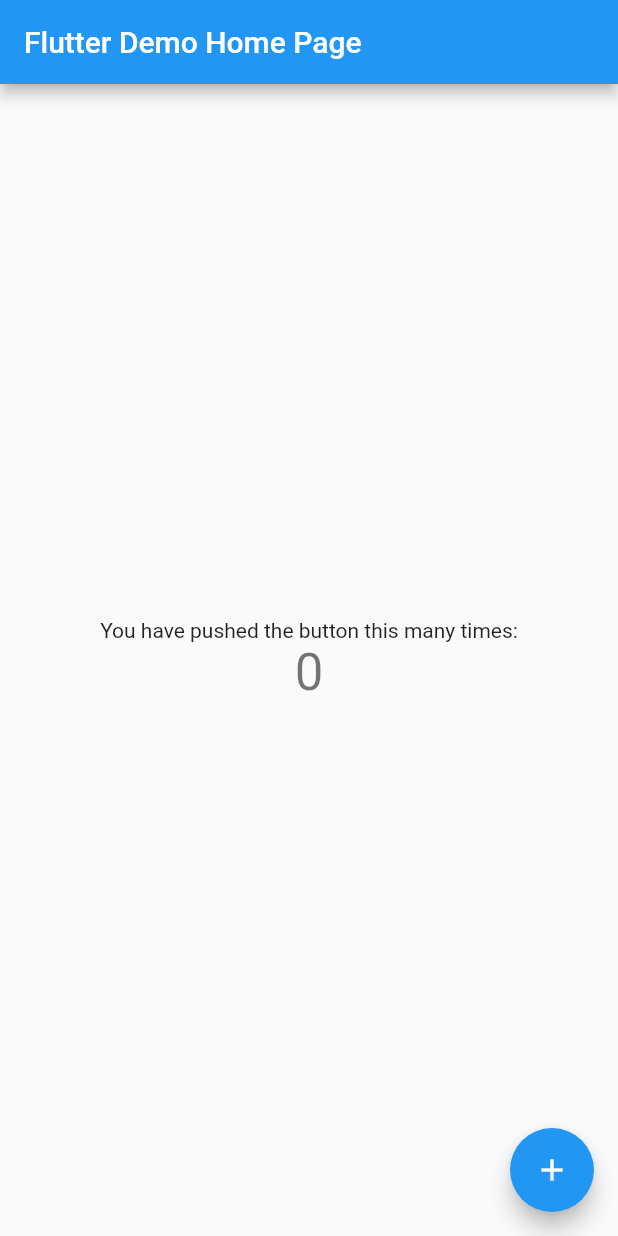
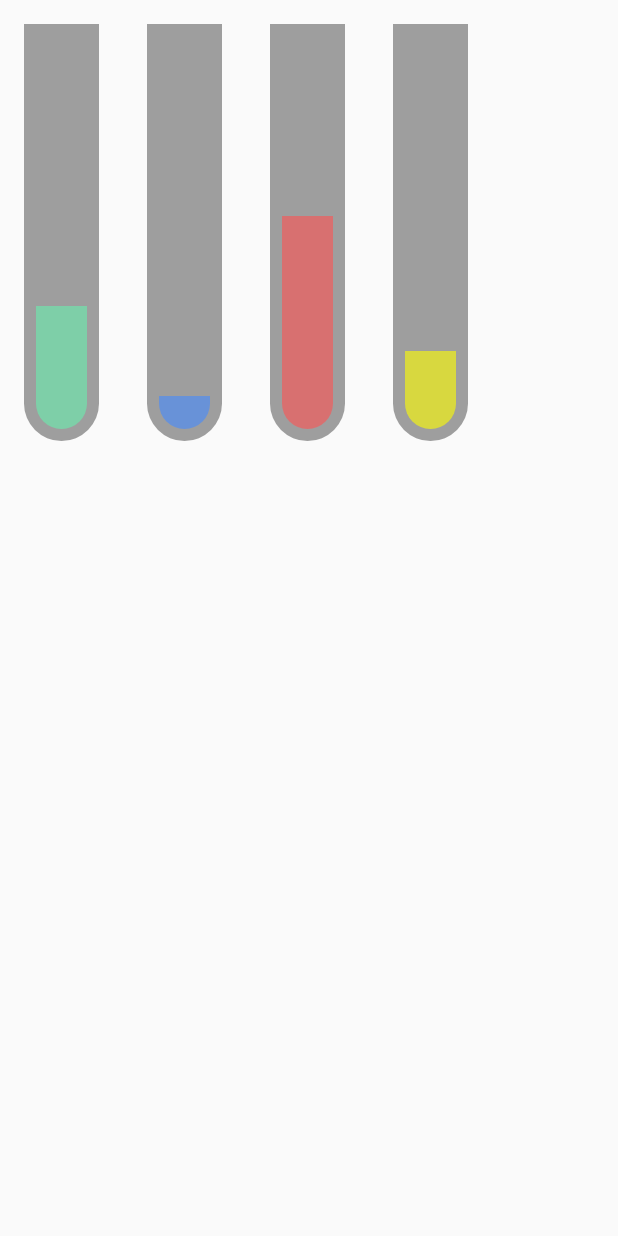
Before and after one commit to DmitriiFomenko/hogwarts_clock, a Flutter app: the screen it shows after launch, on a phone screen of 412 x 824 dp. Run offline on Flutter 3.47's test engine with Material 2 defaults, Android fonts, the phone set to English and light mode, and no system bars.

Commit message:
add clocks

```diff
--- a/lib/main.dart
+++ b/lib/main.dart
@@ -1,115 +1,21 @@
 import 'package:flutter/material.dart';
+import 'package:hogwarts_clock/ui/pages/clocks.dart';
+import 'package:hogwarts_clock/utils/constants/text.dart';
 
-void main() {
-  runApp(const MyApp());
-}
+void main() => runApp(
+      const App(),
+    );
 
-class MyApp extends StatelessWidget {
-  const MyApp({Key? key}) : super(key: key);
+class App extends StatelessWidget {
+  const App({Key? key}) : super(key: key);
 
-  // This widget is the root of your application.
   @override
   Widget build(BuildContext context) {
     return MaterialApp(
-      title: 'Flutter Demo',
-      theme: ThemeData(
-        // This is the theme of your application.
-        //
-        // Try running your application with "flutter run". You'll see the
-        // application has a blue toolbar. Then, without quitting the app, try
-        // changing the primarySwatch below to Colors.green and then invoke
-        // "hot reload" (press "r" in the console where you ran "flutter run",
-        // or simply save your changes to "hot reload" in a Flutter IDE).
-        // Notice that the counter didn't reset back to zero; the application
-        // is not restarted.
-        primarySwatch: Colors.blue,
-      ),
-      home: const MyHomePage(title: 'Flutter Demo Home Page'),
+      title: StringsText.titleApp,
+      routes: {
+        '/': (_) => const ClocksPage(),
+      },
     );
   }
 }
-
-class MyHomePage extends StatefulWidget {
-  const MyHomePage({Key? key, required this.title}) : super(key: key);
-
-  // This widget is the home page of your application. It is stateful, meaning
-  // that it has a State object (defined below) that contains fields that affect
-  // how it looks.
-
-  // This class is the configuration for the state. It holds the values (in this
-  // case the title) provided by the parent (in this case the App widget) and
-  // used by the build method of the State. Fields in a Widget subclass are
-  // always marked "final".
-
-  final String title;
-
-  @override
-  State<MyHomePage> createState() => _MyHomePageState();
-}
-
-class _MyHomePageState extends State<MyHomePage> {
-  int _counter = 0;
-
-  void _incrementCounter() {
-    setState(() {
-      // This call to setState tells the Flutter framework that something has
-      // changed in this State, which causes it to rerun the build method below
-      // so that the display can reflect the updated values. If we changed
-      // _counter without calling setState(), then the build method would not be
-      // called again, and so nothing would appear to happen.
-      _counter++;
-    });
-  }
-
-  @override
-  Widget build(BuildContext context) {
-    // This method is rerun every time setState is called, for instance as done
-    // by the _incrementCounter method above.
-    //
-    // The Flutter framework has been optimized to make rerunning build methods
-    // fast, so that you can just rebuild anything that needs updating rather
-    // than having to individually change instances of widgets.
-    return Scaffold(
-      appBar: AppBar(
-        // Here we take the value from the MyHomePage object that was created by
-        // the App.build method, and use it to set our appbar title.
-        title: Text(widget.title),
-      ),
-      body: Center(
-        // Center is a layout widget. It takes a single child and positions it
-        // in the middle of the parent.
-        child: Column(
-          // Column is also a layout widget. It takes a list of children and
-          // arranges them vertically. By default, it sizes itself to fit its
-          // children horizontally, and tries to be as tall as its parent.
-          //
-          // Invoke "debug painting" (press "p" in the console, choose the
-          // "Toggle Debug Paint" action from the Flutter Inspector in Android
-          // Studio, or the "Toggle Debug Paint" command in Visual Studio Code)
-          // to see the wireframe for each widget.
-          //
-          // Column has various properties to control how it sizes itself and
-          // how it positions its children. Here we use mainAxisAlignment to
-          // center the children vertically; the main axis here is the vertical
-          // axis because Columns are vertical (the cross axis would be
-          // horizontal).
-          mainAxisAlignment: MainAxisAlignment.center,
-          children: <Widget>[
-            const Text(
-              'You have pushed the button this many times:',
-            ),
-            Text(
-              '$_counter',
-              style: Theme.of(context).textTheme.headline4,
-            ),
-          ],
-        ),
-      ),
-      floatingActionButton: FloatingActionButton(
-        onPressed: _incrementCounter,
-        tooltip: 'Increment',
-        child: const Icon(Icons.add),
-      ), // This trailing comma makes auto-formatting nicer for build methods.
-    );
-  }
-}
--- /dev/null
+++ b/lib/models/clock.dart
@@ -0,0 +1,11 @@
+import 'package:flutter/material.dart';
+
+class Clock {
+  final Color colorSubstance;
+  final double value;
+
+  Clock({
+    required this.colorSubstance,
+    required this.value,
+  });
+}
--- /dev/null
+++ b/lib/repositories/clocks_repositories.dart
@@ -0,0 +1,23 @@
+import 'package:hogwarts_clock/models/clock.dart';
+import 'package:hogwarts_clock/utils/constants/clock_colors.dart';
+
+abstract class ClocksRepositories {
+  static List<Clock> clocks = [
+    Clock(
+      colorSubstance: ClockColors.green,
+      value: 0.4,
+    ),
+    Clock(
+      colorSubstance: ClockColors.blue,
+      value: 0.2,
+    ),
+    Clock(
+      colorSubstance: ClockColors.red,
+      value: 0.6,
+    ),
+    Clock(
+      colorSubstance: ClockColors.yellow,
+      value: 0.3,
+    ),
+  ];
+}
--- /dev/null
+++ b/lib/ui/pages/clocks.dart
@@ -0,0 +1,37 @@
+import 'package:flutter/material.dart';
+import 'package:hogwarts_clock/repositories/clocks_repositories.dart';
+import 'package:hogwarts_clock/ui/widgets/clock_button/clock_button.dart';
+
+// ignore: must_be_immutable
+class ClocksPage extends StatelessWidget {
+  const ClocksPage({Key? key}) : super(key: key);
+
+  @override
+  Widget build(BuildContext context) {
+    return Scaffold(
+      body: SafeArea(
+        child: SizedBox(
+          height: 310,
+          child: ListView.builder(
+            scrollDirection: Axis.horizontal,
+            itemCount: ClocksRepositories.clocks.length,
+            itemBuilder: (context, index) {
+              return Padding(
+                padding: const EdgeInsets.all(8.0),
+                child: ClockButton(
+                  fillingDegree: ClocksRepositories.clocks[index].value,
+                  color: ClocksRepositories.clocks[index].colorSubstance,
+                  onPressed: () {
+                    debugPrint(
+                      ClocksRepositories.clocks[index].value.toString(),
+                    );
+                  },
+                ),
+              );
+            },
+          ),
+        ),
+      ),
+    );
+  }
+}
--- /dev/null
+++ b/lib/ui/widgets/clock_button/clock_button.dart
@@ -0,0 +1,34 @@
+import 'package:flutter/material.dart';
+import 'package:hogwarts_clock/ui/widgets/clock_button/widgets/flask.dart';
+import 'package:hogwarts_clock/ui/widgets/clock_button/widgets/substance.dart';
+
+class ClockButton extends StatelessWidget {
+  const ClockButton({
+    Key? key,
+    required this.fillingDegree,
+    required this.color,
+    required this.onPressed,
+  }) : super(key: key);
+
+  final double fillingDegree;
+  final Color color;
+  final VoidCallback onPressed;
+  final double height = 300;
+  final double width = 50;
+
+  @override
+  Widget build(BuildContext context) {
+    return TextButton(
+      onPressed: onPressed,
+      child: Flask(
+        height: height,
+        width: width,
+        substance: Substance(
+          height: height,
+          fillingDegree: fillingDegree,
+          color: color,
+        ),
+      ),
+    );
+  }
+}
--- /dev/null
+++ b/lib/ui/widgets/clock_button/widgets/flask.dart
@@ -0,0 +1,38 @@
+import 'package:flutter/material.dart';
+import 'package:hogwarts_clock/ui/widgets/clock_button/widgets/substance.dart';
+import 'package:hogwarts_clock/utils/constants/clock_colors.dart';
+
+class Flask extends StatelessWidget {
+  const Flask({
+    Key? key,
+    required this.height,
+    required this.width,
+    required this.substance,
+  }) : super(key: key);
+
+  final double height;
+  final double width;
+  final Substance? substance;
+
+  @override
+  Widget build(BuildContext context) {
+    return Container(
+      height: height,
+      width: width,
+      decoration: BoxDecoration(
+        borderRadius: const BorderRadius.only(
+          bottomLeft: Radius.circular(135.0),
+          bottomRight: Radius.circular(135.0),
+        ),
+        color: ClockColors.grey,
+      ),
+      child: Align(
+        alignment: Alignment.bottomCenter,
+        child: Opacity(
+          opacity: 0.6,
+          child: substance,
+        ),
+      ),
+    );
+  }
+}
--- /dev/null
+++ b/lib/ui/widgets/clock_button/widgets/substance.dart
@@ -0,0 +1,37 @@
+import 'package:flutter/material.dart';
+
+class Substance extends StatelessWidget {
+  const Substance({
+    Key? key,
+    required this.height,
+    required this.fillingDegree,
+    required this.color,
+  }) : super(key: key);
+
+  final double height;
+  final double fillingDegree;
+  final Color color;
+
+  @override
+  Widget build(BuildContext context) {
+    return AnimatedPadding(
+      padding: EdgeInsets.only(
+        top: height * (1 - fillingDegree),
+      ),
+      duration: const Duration(
+        milliseconds: 500,
+      ),
+      curve: Curves.easeInOut,
+      child: Container(
+        margin: const EdgeInsets.all(8),
+        decoration: BoxDecoration(
+          borderRadius: const BorderRadius.only(
+            bottomLeft: Radius.circular(135.0),
+            bottomRight: Radius.circular(135.0),
+          ),
+          color: color,
+        ),
+      ),
+    );
+  }
+}
--- /dev/null
+++ b/lib/utils/constants/clock_colors.dart
@@ -0,0 +1,10 @@
+import 'package:flutter/material.dart';
+
+abstract class ClockColors {
+  static Color grey = Colors.grey;
+
+  static Color red = Colors.redAccent;
+  static Color green = Colors.greenAccent;
+  static Color blue = Colors.blueAccent;
+  static Color yellow = Colors.yellowAccent;
+}
--- /dev/null
+++ b/lib/utils/constants/text.dart
@@ -0,0 +1,3 @@
+abstract class StringsText {
+  static String titleApp = 'Hogwarts clock';
+}
```
Also changed, not shown: 1 other file.
